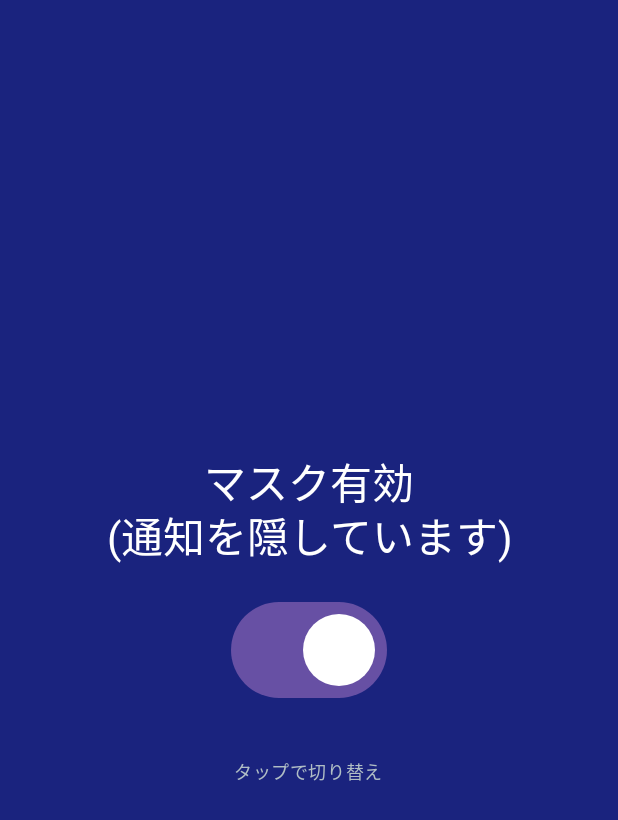
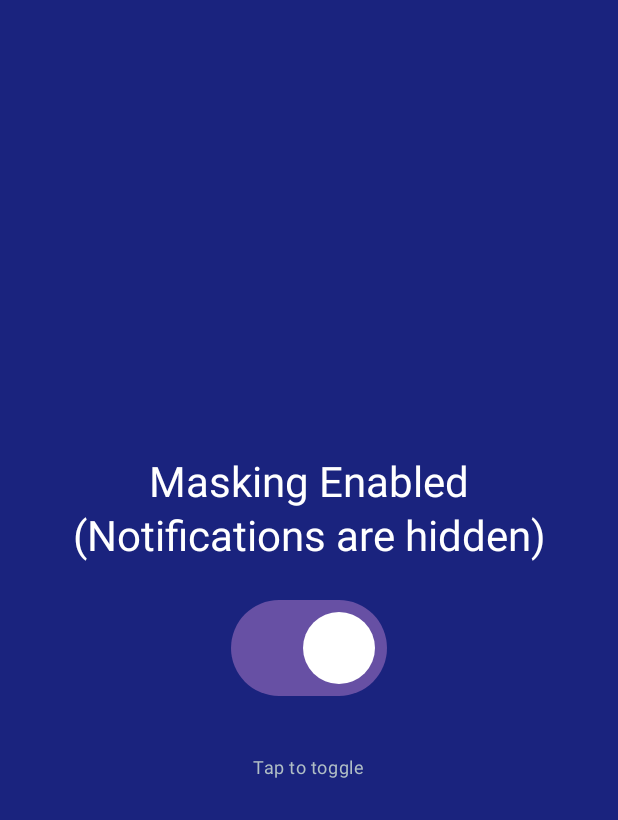
Before and after one commit to soraiyu/KyuubiMask, an Android app built with Jetpack Compose: the @Preview function MainToggleScreenOnPreview, on a phone screen of 412 x 824 dp. Shown: the top 820 px of the screen. Run offline under Robolectric (Android 15) with nearby library versions, the phone set to English and light mode, and no system bars.

Commit message:
Fix F-Droid submission blockers: update metadata version, English string defaults, descriptions
Co-authored-by: soraiyu <3414347+soraiyu@users.noreply.github.com>

```diff
--- a/app/src/main/res/values/strings.xml
+++ b/app/src/main/res/values/strings.xml
@@ -72,11 +72,11 @@
     <string name="label_version">Version %s</string>
 
     <!-- Quick Settings Tile -->
-    <string name="tile_label_masking_on">マスク中</string>
-    <string name="tile_label_masking_off">通常表示</string>
+    <string name="tile_label_masking_on">Masking On</string>
+    <string name="tile_label_masking_off">Masking Off</string>
 
     <!-- Main Toggle Screen -->
-    <string name="toggle_status_masking_on">マスク有効\n(通知を隠しています)</string>
-    <string name="toggle_status_masking_off">通常表示\n(通知をそのまま表示)</string>
-    <string name="toggle_hint">タップで切り替え</string>
+    <string name="toggle_status_masking_on">Masking Enabled\n(Notifications are hidden)</string>
+    <string name="toggle_status_masking_off">Normal Display\n(Notifications shown as-is)</string>
+    <string name="toggle_hint">Tap to toggle</string>
 </resources>
```
Also changed, not shown: 4 other files.
